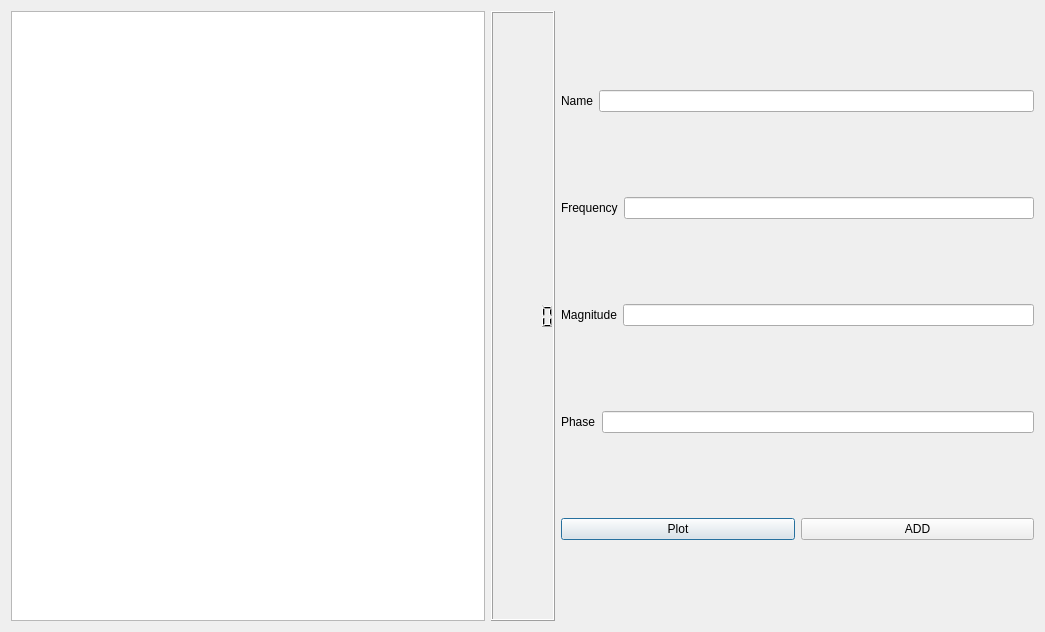
Qt form mixer.ui (Muhannad159/Sampling-Theory-Studio) before a commit.
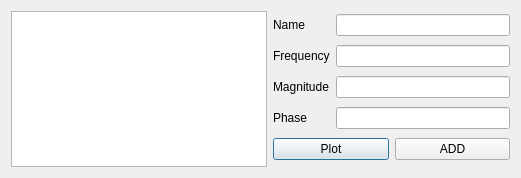
The same form after that commit. Custom widgets are drawn as their Qt base class.

Diff of the .ui file:
```diff
--- a/mixer.ui
+++ b/mixer.ui
@@ -6,85 +6,66 @@
    <rect>
     <x>0</x>
     <y>0</y>
-    <width>1045</width>
-    <height>632</height>
+    <width>521</width>
+    <height>178</height>
    </rect>
   </property>
   <property name="windowTitle">
    <string>Mixer/Composer</string>
   </property>
-  <layout class="QGridLayout" name="gridLayout">
+  <layout class="QGridLayout" name="gridLayout_3">
    <item row="0" column="0">
-    <layout class="QHBoxLayout" name="horizontalLayout_6">
-     <item>
+    <layout class="QGridLayout" name="gridLayout_2">
+     <item row="0" column="0">
       <widget class="PlotWidget" name="sin_graphics_view"/>
      </item>
-     <item>
-      <widget class="QLCDNumber" name="lcdNumber"/>
-     </item>
-     <item>
-      <layout class="QVBoxLayout" name="verticalLayout">
-       <item>
-        <layout class="QHBoxLayout" name="horizontalLayout">
-         <item>
-          <widget class="QLabel" name="label_4">
-           <property name="text">
-            <string>Name</string>
-           </property>
-          </widget>
-         </item>
-         <item>
-          <widget class="QLineEdit" name="signalName">
-           <property name="text">
-            <string/>
-           </property>
-          </widget>
-         </item>
-        </layout>
-       </item>
-       <item>
-        <layout class="QHBoxLayout" name="horizontalLayout_2">
-         <item>
+     <item row="0" column="1">
+      <layout class="QGridLayout" name="gridLayout">
+       <item row="1" column="0">
           <widget class="QLabel" name="label">
            <property name="text">
             <string>Frequency</string>
            </property>
           </widget>
          </item>
-         <item>
-          <widget class="QLineEdit" name="signalFrequency"/>
-         </item>
-        </layout>
+       <item row="3" column="1">
+        <widget class="QLineEdit" name="signalPhase"/>
+       </item>
+       <item row="0" column="0">
+        <widget class="QLabel" name="label_4">
+         <property name="text">
+          <string>Name</string>
+         </property>
+        </widget>
        </item>
-       <item>
-        <layout class="QHBoxLayout" name="horizontalLayout_3">
-         <item>
+       <item row="2" column="1">
+        <widget class="QLineEdit" name="signalMagnitude"/>
+       </item>
+       <item row="2" column="0">
           <widget class="QLabel" name="label_3">
            <property name="text">
             <string>Magnitude</string>
            </property>
           </widget>
          </item>
-         <item>
-          <widget class="QLineEdit" name="signalMagnitude"/>
-         </item>
-        </layout>
-       </item>
-       <item>
-        <layout class="QHBoxLayout" name="horizontalLayout_4">
-         <item>
+       <item row="3" column="0">
           <widget class="QLabel" name="label_2">
            <property name="text">
             <string>Phase</string>
            </property>
           </widget>
          </item>
-         <item>
-          <widget class="QLineEdit" name="signalPhase"/>
-         </item>
-        </layout>
+       <item row="1" column="1">
+        <widget class="QLineEdit" name="signalFrequency"/>
+       </item>
+       <item row="0" column="1">
+        <widget class="QLineEdit" name="signalName">
+         <property name="text">
+          <string/>
+         </property>
+        </widget>
        </item>
-       <item>
+       <item row="4" column="0" colspan="2">
         <layout class="QHBoxLayout" name="horizontalLayout_5">
          <item>
           <widget class="QPushButton" name="plot_push_btn">
```
Lines whose indentation alone changed are shown as unchanged.
